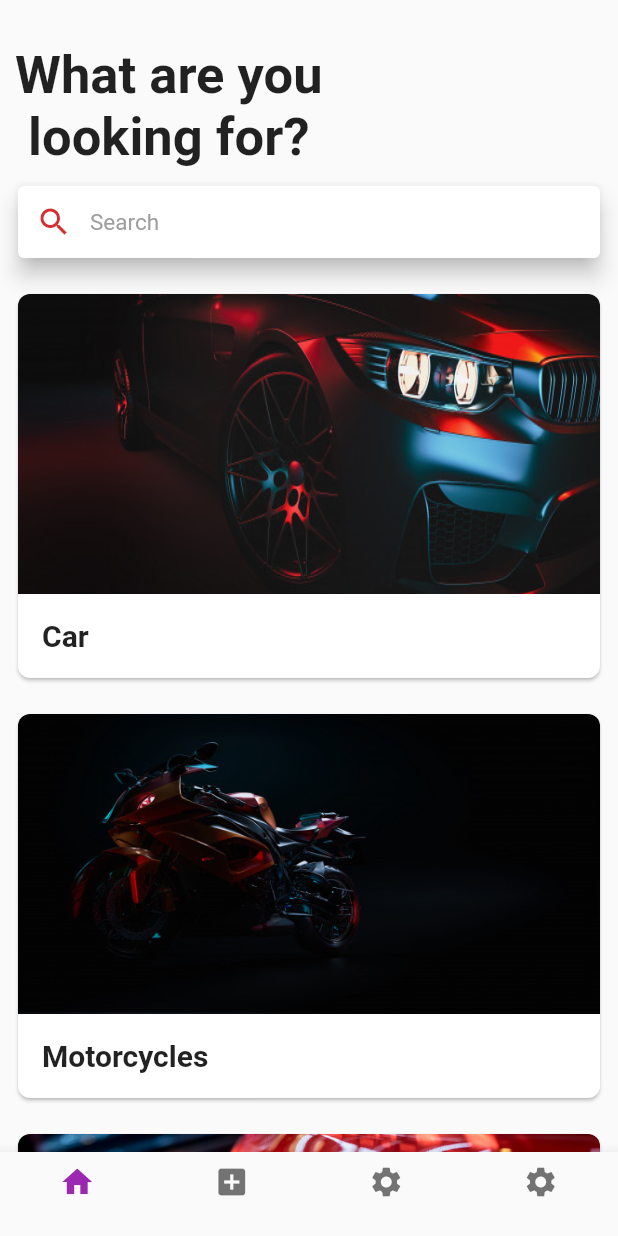
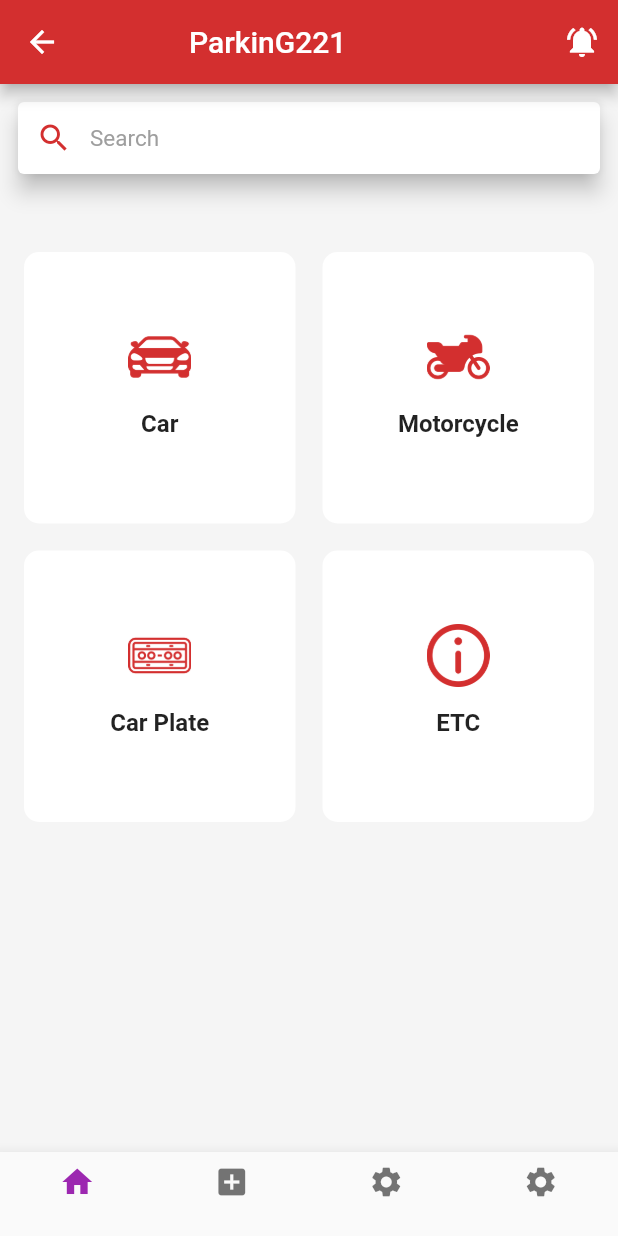
Before and after one commit to srsupto/zeta, a Flutter app: the homePage screen opened by its route, on a phone screen of 412 x 824 dp. Run offline on Flutter 3.47's test engine with Material 2 defaults, Android fonts, the phone set to English and light mode, and no system bars; our stand-ins replace flutter_svg; Roboto replaces fonts that are missing (Poppins).

Commit message:
changes made in the dashboard layout

```diff
--- /dev/null
+++ b/lib/screens/dashboard.dart
@@ -0,0 +1,172 @@
+import 'package:flutter/cupertino.dart';
+import 'package:flutter/material.dart';
+import 'package:flutter/widgets.dart';
+
+
+
+class dashboardHome extends StatefulWidget {
+  @override
+  dashboardHomeState createState() => new dashboardHomeState();
+}
+
+class dashboardHomeState extends State<dashboardHome> {
+  final title = 'ParkinG221';
+  @override
+  Widget build(BuildContext context) {
+    return Scaffold(
+      appBar: AppBar(
+        backgroundColor: Colors.red[700],
+        leading: IconButton(
+          onPressed: (){},
+          icon: Icon(Icons.arrow_back),
+        ),
+        actions: <Widget>[
+          IconButton(
+            onPressed: (){},
+            icon: Icon(Icons.notifications_active),
+          ),
+        ],
+        titleSpacing: 70.0,
+        title: Text(
+          "ParkinG221",
+        ),
+      ),
+      backgroundColor: Colors.grey[100],
+      body: Column(
+        children: <Widget>[
+
+
+          Container(
+            padding: EdgeInsets.all(8.0),
+            child: Card(
+              elevation: 6.0,
+              child: Container(
+                decoration: BoxDecoration(
+                  color: Colors.white,
+                  borderRadius: BorderRadius.all(
+                    Radius.circular(10.0),
+                  ),
+                ),
+                child: TextField(
+                  style: TextStyle(
+                    fontSize: 15.0,
+                    color: Colors.blue,
+                  ),
+                  decoration: InputDecoration(
+                    contentPadding: EdgeInsets.all(10.0),
+                    border: OutlineInputBorder(
+                      borderRadius: BorderRadius.circular(10.0),
+                      borderSide: BorderSide(
+                        color: Colors.white,
+                      ),
+                    ),
+                    enabledBorder: OutlineInputBorder(
+                      borderSide: BorderSide(
+                        color: Colors.white,
+                      ),
+                      borderRadius: BorderRadius.circular(10.0),
+                    ),
+                    hintText: "Search",
+                    prefixIcon: Icon(
+                      Icons.search,
+                      color: Colors.red[700],
+                    ),
+                    hintStyle: TextStyle(
+                      fontSize: 15.0,
+                      color: Colors.grey,
+                    ),
+                  ),
+                  maxLines: 1,
+                  //controller: _searchControl,
+                ),
+              ),
+            ),
+          ),
+
+
+
+          SizedBox(
+            height: 40,
+          ),
+          GridDashboard()
+        ],
+      ),
+    );
+  }
+}
+
+
+
+
+
+
+
+
+
+class GridDashboard extends StatelessWidget {
+  Items item1 = new Items(
+      title: "Car",
+      img: "assets/car.png");
+
+  Items item2 = new Items(
+    title: "Motorcycle",
+    img: "assets/motorcycle.png",
+  );
+  Items item3 = new Items(
+    title: "Car Plate",
+    img: "assets/plate.png",
+  );
+  Items item4 = new Items(
+    title: "ETC",
+    img: "assets/about.png",
+  );
+
+
+  @override
+  Widget build(BuildContext context) {
+    List<Items> myList = [item1, item2, item3, item4];
+    var color = 0xFFFFFFFF;
+    return Flexible(
+      child: GridView.count(
+          childAspectRatio: 1.0,
+          padding: EdgeInsets.only(left: 16, right: 16),
+          crossAxisCount: 2,
+          crossAxisSpacing: 18,
+          mainAxisSpacing: 18,
+          children: myList.map((data) {
+            return Container(
+              decoration: BoxDecoration(
+                  color: Color(color), borderRadius: BorderRadius.circular(10)),
+              child: Column(
+                mainAxisAlignment: MainAxisAlignment.center,
+                children: <Widget>[
+                  Image.asset(
+                    data.img,
+                    width: 42, color: Colors.red[700],
+                  ),
+                  SizedBox(
+                    height: 14,
+                  ),
+                  Text(
+                    data.title, style: TextStyle(fontWeight: FontWeight.bold, fontSize: 16),
+
+                  ),
+                  SizedBox(
+                    height: 8,
+                  ),
+
+
+                ],
+              ),
+            );
+          }).toList()),
+    );
+  }
+}
+
+class Items {
+  String title;
+  String subtitle;
+  String img;
+  Items({this.title, this.subtitle, this.img});
+}
--- a/lib/screens/homepage.dart
+++ b/lib/screens/homepage.dart
@@ -1,7 +1,9 @@
 import 'package:flutter/material.dart';
 import 'package:zeta/screens/intro.dart';
 import 'package:zeta/screens/settingsPage.dart';
-//void main() => runApp(MyApp());
+import 'package:zeta/screens/dashboard.dart';
+
+
 
 class homePage2 extends StatelessWidget {
   @override
@@ -191,7 +193,7 @@ class _homePageState extends State<homePage> {
       'Index 0: Home',
       style: optionStyle,
     ),*/
-    homePage2(),
+    dashboardHome(),
 
     homePage2(),
     homePage2(),
```
Also changed, not shown: assets/about.png (added), assets/car.png (added), assets/motorcycle.png (added), assets/plate.png (added), pubspec.lock.
